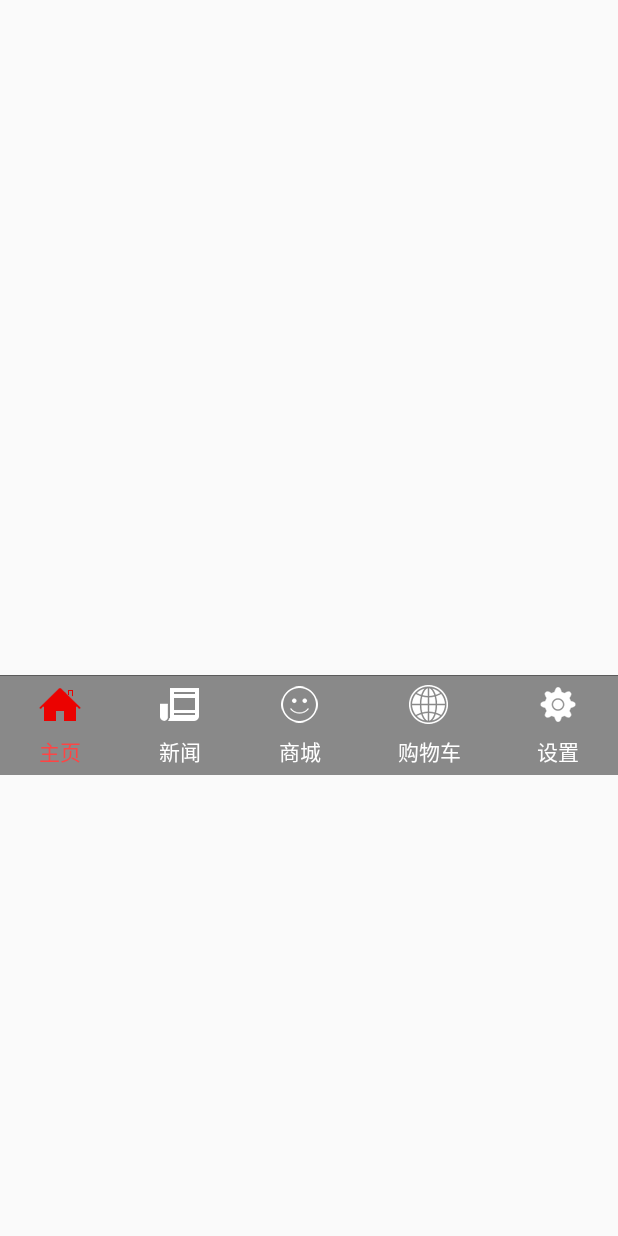
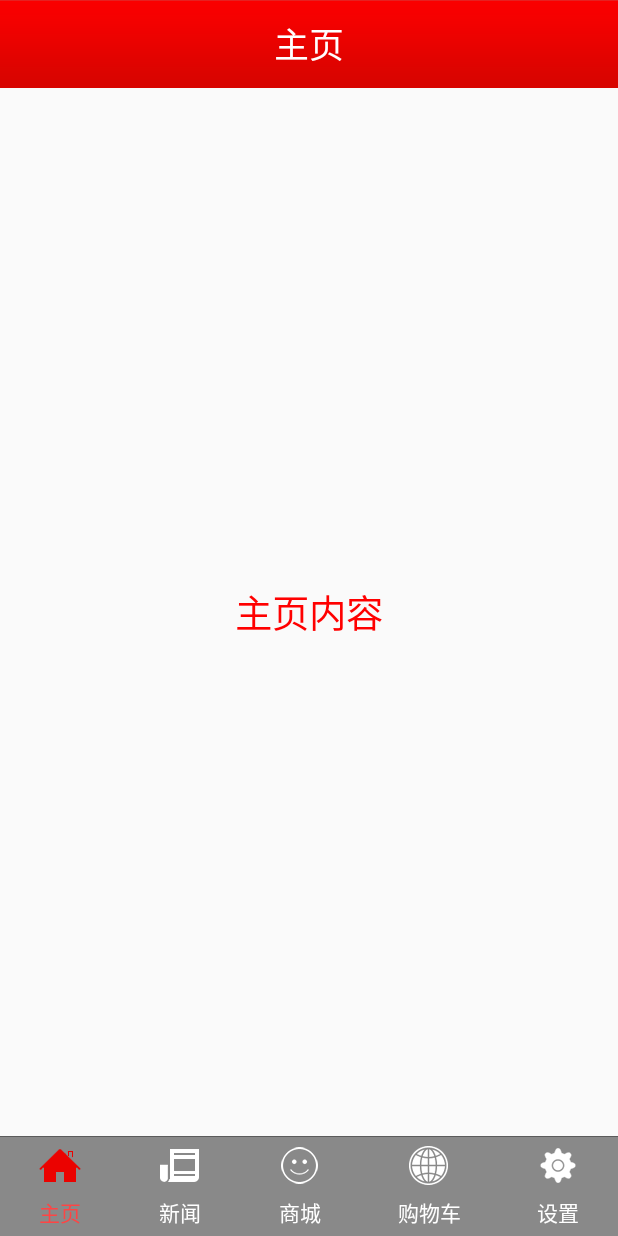
Before and after one commit to wind2048/News, an Android app: the fragment ContentFragment shown on its own in the app's theme, on a phone screen of 412 x 824 dp. Run offline under Robolectric (Android 15) with nearby library versions, the phone set to English and light mode, and no system bars.

Commit message:
初步实现软件整体架构

```diff
--- a/app/src/main/java/com/wind/news/GuideActivity.java
+++ b/app/src/main/java/com/wind/news/GuideActivity.java
@@ -75,10 +75,10 @@ public class GuideActivity extends Activity {
         btn_start_main.setOnClickListener(new View.OnClickListener() {
             @Override
             public void onClick(View v) {
-                //保存曾经进入过主页面
+                //保存曾经进入过新闻中心
                 CacheUtils.putBoolean(GuideActivity.this,MainActivity.START_MAIN,true);
 
-                //跳转到主页面
+                //跳转到新闻中心
                 Intent intent=new Intent(GuideActivity.this,CenterActivity.class);
                 startActivity(intent);
 
--- a/app/src/main/java/com/wind/news/MainActivity.java
+++ b/app/src/main/java/com/wind/news/MainActivity.java
@@ -47,15 +47,15 @@ public class MainActivity extends Activity {
 
         @Override
         public void onAnimationEnd(Animation animation) {
-            //判断是否进入过主页面
+            //判断是否进入过新闻中心
             boolean isStartMain= CacheUtils.getBoolean(MainActivity.this,START_MAIN);
             Intent intent;
             if(isStartMain){
-                //如果进入过主页面，直接进入主页面
+                //如果进入过新闻中心，直接进入新闻中心
                 intent=new Intent(MainActivity.this,CenterActivity.class);
 
             }else {
-                //如果没有进入过主页面，进入引导页面
+                //如果没有进入过新闻中心，进入引导页面
                 intent=new Intent(MainActivity.this,GuideActivity.class);
 
 
--- /dev/null
+++ b/app/src/main/java/com/wind/news/base/BasePager.java
@@ -0,0 +1,40 @@
+package com.wind.news.base;
+
+import android.annotation.SuppressLint;
+import android.content.Context;
+import android.view.View;
+import android.widget.FrameLayout;
+import android.widget.TextView;
+
+import androidx.fragment.app.Fragment;
+
+import com.wind.news.R;
+
+
+public class BasePager {
+    public final Context context;
+    public TextView tv_title;
+    public FrameLayout fl_context;
+    /**
+     * 视图，代表各个不同的页面
+     */
+    public View rootView;
+    public BasePager(Context context){
+        this.context=context;
+        rootView=initView();
+    }
+
+    private View initView() {
+  View view=View.inflate(context,R.layout.base_pager,null);
+  tv_title=view.findViewById(R.id.tv_title);
+  fl_context=view.findViewById(R.id.fl_content);
+        return  view;
+    }
+
+    /**
+     * 绑定数据
+     */
+    public void initData(){
+
+    }
+}
--- a/app/src/main/java/com/wind/news/fragment/ContentFragment.java
+++ b/app/src/main/java/com/wind/news/fragment/ContentFragment.java
@@ -3,21 +3,35 @@ package com.wind.news.fragment;
 import android.graphics.Color;
 import android.view.Gravity;
 import android.view.View;
+import android.view.ViewGroup;
+
 import android.widget.RadioGroup;
 import android.widget.TextView;
 
 
+import androidx.annotation.NonNull;
+import androidx.viewpager.widget.PagerAdapter;
 import androidx.viewpager.widget.ViewPager;
 
 
 import com.wind.news.R;
 import com.wind.news.base.BaseFragment;
+import com.wind.news.base.BasePager;
+import com.wind.news.pager.GovaffairPager;
+import com.wind.news.pager.HomePager;
+import com.wind.news.pager.NewsPager;
+import com.wind.news.pager.SettingPager;
+import com.wind.news.pager.SmartServicePager;
+import com.wind.news.view.NoScrollViewPager;
+
+import java.util.ArrayList;
 
 public class ContentFragment extends BaseFragment {
 
     private TextView textView;
-    private ViewPager viewPager;
+    private NoScrollViewPager viewPager;
     private RadioGroup rg_main;
+    private ArrayList<BasePager> basePagers;
 
     @Override
     public View initView() {
@@ -28,7 +42,97 @@ public class ContentFragment extends BaseFragment {
     }
     public void initData(){
         super.initData();
+        basePagers=new ArrayList<>();
+        basePagers.add(new HomePager(context));
+        basePagers.add(new NewsPager(context));
+        basePagers.add(new SmartServicePager(context));
+        basePagers.add(new GovaffairPager(context));
+        basePagers.add(new SettingPager(context));
 
+
+        //设置viewpager的适配器
+        viewPager.setAdapter(new ContentFragmentAdapter());
+        //设置radiogroup的选中状态的监听
+        rg_main.setOnCheckedChangeListener(new MyOnCheckedChangeListener());
+        //监听页面改变
+        viewPager.addOnPageChangeListener(new MyOnPagerChangeListener());
         rg_main.check(R.id.rb_home);
+        basePagers.get(0).initData();
     }
+    class MyOnPagerChangeListener implements ViewPager.OnPageChangeListener{
+
+        @Override
+        public void onPageScrolled(int position, float positionOffset, int positionOffsetPixels) {
+
+        }
+
+        /**
+         * 当页面被选中回调这个方法
+         * @param position
+         */
+        @Override
+        public void onPageSelected(int position) {
+            basePagers.get(position).initData();
+        }
+
+
+        @Override
+        public void onPageScrollStateChanged(int state) {
+
+        }
+    }
+    class MyOnCheckedChangeListener implements RadioGroup.OnCheckedChangeListener {
+
+        @Override
+        public void onCheckedChanged(RadioGroup group, int checkedId) {
+            switch (checkedId) {
+                case R.id.rb_home:
+                    viewPager.setCurrentItem(0,false);
+                    break;
+                case R.id.rb_newscenter:
+                    viewPager.setCurrentItem(1,false);
+                    break;
+                case R.id.rb_smartservice:
+                    viewPager.setCurrentItem(2, false);
+                    break;
+                case R.id.rb_govaffair:
+                    viewPager.setCurrentItem(3,false);
+                    break;
+                case R.id.rb_setting:
+                    viewPager.setCurrentItem(4,false);
+                    break;
+            }
+        }
+    }
+    class ContentFragmentAdapter extends PagerAdapter{
+
+        @Override
+        public int getCount() {
+            return basePagers.size();
+        }
+
+        @NonNull
+        @Override
+        public Object instantiateItem(@NonNull ViewGroup container, int position) {
+            BasePager basePager=basePagers.get(position);
+            View rootview=basePager.rootView;
+//            basePager.initData();
+            container.addView(rootview);
+
+            return rootview;
+        }
+
+        @Override
+        public void destroyItem(@NonNull ViewGroup container, int position, @NonNull Object object) {
+            container.removeView((View) object);
+        }
+
+        @Override
+        public boolean isViewFromObject(@NonNull View view, @NonNull Object object) {
+            return view==object;
+        }
+
+    }
+
+
 }
--- /dev/null
+++ b/app/src/main/java/com/wind/news/pager/GovaffairPager.java
@@ -0,0 +1,25 @@
+package com.wind.news.pager;
+
+import android.content.Context;
+import android.graphics.Color;
+import android.view.Gravity;
+import android.widget.TextView;
+
+import com.wind.news.base.BasePager;
+
+public class GovaffairPager extends BasePager {
+    public GovaffairPager(Context context) {
+        super(context);
+    }
+    public  void initData(){
+        super.initData();
+        tv_title.setText("政要指南");
+        TextView textView=new TextView(context);
+        textView.setGravity(Gravity.CENTER);
+        textView.setTextColor(Color.RED);
+        textView.setTextSize(25);
+        fl_context.addView(textView);
+        textView.setText("政要指南内容");
+    }
+
+}
--- /dev/null
+++ b/app/src/main/java/com/wind/news/pager/HomePager.java
@@ -0,0 +1,26 @@
+package com.wind.news.pager;
+
+import android.content.Context;
+import android.graphics.Color;
+import android.graphics.drawable.GradientDrawable;
+import android.view.Gravity;
+import android.widget.TextView;
+
+import com.wind.news.base.BasePager;
+
+public class HomePager extends BasePager {
+    public HomePager(Context context) {
+        super(context);
+    }
+    public  void initData(){
+        super.initData();
+        tv_title.setText("主页");
+        TextView textView=new TextView(context);
+        textView.setGravity(Gravity.CENTER);
+        textView.setTextColor(Color.RED);
+        textView.setTextSize(25);
+        fl_context.addView(textView);
+        textView.setText("主页内容");
+    }
+
+}
--- /dev/null
+++ b/app/src/main/java/com/wind/news/pager/NewsPager.java
@@ -0,0 +1,25 @@
+package com.wind.news.pager;
+
+import android.content.Context;
+import android.graphics.Color;
+import android.view.Gravity;
+import android.widget.TextView;
+
+import com.wind.news.base.BasePager;
+
+public class NewsPager extends BasePager {
+    public NewsPager(Context context) {
+        super(context);
+    }
+    public  void initData(){
+        super.initData();
+        tv_title.setText("新闻中心");
+        TextView textView=new TextView(context);
+        textView.setGravity(Gravity.CENTER);
+        textView.setTextColor(Color.RED);
+        textView.setTextSize(25);
+        fl_context.addView(textView);
+        textView.setText("新闻中心内容");
+    }
+
+}
--- /dev/null
+++ b/app/src/main/java/com/wind/news/pager/SettingPager.java
@@ -0,0 +1,25 @@
+package com.wind.news.pager;
+
+import android.content.Context;
+import android.graphics.Color;
+import android.view.Gravity;
+import android.widget.TextView;
+
+import com.wind.news.base.BasePager;
+
+public class SettingPager extends BasePager {
+    public SettingPager(Context context) {
+        super(context);
+    }
+    public  void initData(){
+        super.initData();
+        tv_title.setText("设置中心");
+        TextView textView=new TextView(context);
+        textView.setGravity(Gravity.CENTER);
+        textView.setTextColor(Color.RED);
+        textView.setTextSize(25);
+        fl_context.addView(textView);
+        textView.setText("设置中心内容");
+    }
+
+}
--- /dev/null
+++ b/app/src/main/java/com/wind/news/pager/SmartServicePager.java
@@ -0,0 +1,25 @@
+package com.wind.news.pager;
+
+import android.content.Context;
+import android.graphics.Color;
+import android.view.Gravity;
+import android.widget.TextView;
+
+import com.wind.news.base.BasePager;
+
+public class SmartServicePager extends BasePager {
+    public SmartServicePager(Context context) {
+        super(context);
+    }
+    public  void initData(){
+        super.initData();
+        tv_title.setText("智慧服务");
+        TextView textView=new TextView(context);
+        textView.setGravity(Gravity.CENTER);
+        textView.setTextColor(Color.RED);
+        textView.setTextSize(25);
+        fl_context.addView(textView);
+        textView.setText("智慧服务内容");
+    }
+
+}
--- /dev/null
+++ b/app/src/main/java/com/wind/news/utils/Constant.java
@@ -0,0 +1,4 @@
+package com.wind.news.utils;
+
+public class Constant {
+}
--- /dev/null
+++ b/app/src/main/java/com/wind/news/view/NoScrollViewPager.java
@@ -0,0 +1,36 @@
+package com.wind.news.view;
+
+
+import android.content.Context;
+import android.util.AttributeSet;
+import android.view.MotionEvent;
+
+import androidx.annotation.NonNull;
+import androidx.annotation.Nullable;
+import androidx.viewpager.widget.ViewPager;
+
+/**
+ * 自定义不可以滑动的viewpager
+ */
+public class NoScrollViewPager extends ViewPager{
+    public NoScrollViewPager(@NonNull Context context) {
+        super(context);
+    }
+
+    public NoScrollViewPager(@NonNull Context context, @Nullable AttributeSet attrs) {
+        super(context, attrs);
+    }
+    /**
+     * 重写触摸事件，消费掉
+     * @param ev
+     * @return
+     */
+    @Override
+    public boolean onTouchEvent(MotionEvent ev) {
+        return true;
+    }
+
+
+
+
+}
--- /dev/null
+++ b/app/src/main/res/drawable/btn_cart_selector.xml
@@ -0,0 +1,6 @@
+<?xml version="1.0" encoding="utf-8"?>
+<selector xmlns:android="http://schemas.android.com/apk/res/android">
+    <item android:state_pressed="false" android:drawable="@drawable/shap_cart_normal"/>
+    <item android:state_pressed="true" android:drawable="@drawable/shap_cart_pressed"/>
+
+</selector>
--- /dev/null
+++ b/app/src/main/res/drawable/shap_cart_normal.xml
@@ -0,0 +1,7 @@
+<?xml version="1.0" encoding="utf-8"?>
+<shape xmlns:android="http://schemas.android.com/apk/res/android" android:shape="rectangle">
+    <corners android:radius="2dp"/>
+    <solid android:color="#44000000"/>
+
+
+</shape>
--- /dev/null
+++ b/app/src/main/res/drawable/shap_cart_pressed.xml
@@ -0,0 +1,7 @@
+<?xml version="1.0" encoding="utf-8"?>
+<shape xmlns:android="http://schemas.android.com/apk/res/android" android:shape="rectangle">
+    <corners android:radius="2dp"/>
+    <solid android:color="#77000000"/>
+
+
+</shape>
--- /dev/null
+++ b/app/src/main/res/layout/base_pager.xml
@@ -0,0 +1,15 @@
+<?xml version="1.0" encoding="utf-8"?>
+<LinearLayout xmlns:android="http://schemas.android.com/apk/res/android"
+    android:layout_width="match_parent"
+    android:layout_height="match_parent"
+    android:orientation="vertical">
+
+    <!--标题栏-titlebar-->
+   <include layout="@layout/titlebar"/>
+    <!--各个页面的视图，都是添加到FrameLayout里面，addView-->
+    <FrameLayout
+        android:id="@+id/fl_content"
+        android:layout_width="match_parent"
+        android:layout_height="match_parent"/>
+
+</LinearLayout>
--- a/app/src/main/res/layout/content_fragment.xml
+++ b/app/src/main/res/layout/content_fragment.xml
@@ -4,10 +4,11 @@
     android:layout_height="match_parent"
     android:orientation="vertical">
 
-    <androidx.viewpager.widget.ViewPager
+    <com.wind.news.view.NoScrollViewPager
         android:id="@+id/viewPager"
-        android:layout_width="450dp"
-        android:layout_height="450dp"></androidx.viewpager.widget.ViewPager>
+        android:layout_width="match_parent"
+        android:layout_height="0dp"
+        android:layout_weight="1"></com.wind.news.view.NoScrollViewPager>
 
     <RadioGroup
         android:id="@+id/rg_main"
--- /dev/null
+++ b/app/src/main/res/layout/titlebar.xml
@@ -0,0 +1,82 @@
+<?xml version="1.0" encoding="utf-8"?>
+<RelativeLayout xmlns:android="http://schemas.android.com/apk/res/android"
+    android:layout_width="match_parent"
+    android:layout_height="wrap_content"
+    android:background="@drawable/title_red_bg">
+
+    <TextView
+        android:id="@+id/tv_title"
+        android:layout_width="wrap_content"
+        android:layout_height="wrap_content"
+        android:layout_centerInParent="true"
+        android:text="我是标题"
+        android:textColor="@android:color/white"
+        android:textSize="23sp" />
+
+
+    <ImageButton
+        android:id="@+id/ib_back"
+        android:layout_width="wrap_content"
+        android:layout_height="wrap_content"
+        android:layout_centerVertical="true"
+        android:layout_marginLeft="8dp"
+        android:background="@android:color/transparent"
+        android:src="@drawable/back"
+        android:visibility="gone" />
+
+
+    <LinearLayout
+        android:layout_width="wrap_content"
+        android:layout_height="wrap_content"
+        android:layout_alignParentRight="true"
+        android:layout_centerVertical="true"
+        android:layout_marginRight="8dp"
+        android:orientation="horizontal">
+
+        <ImageButton
+            android:id="@+id/ib_textsize"
+            android:layout_width="wrap_content"
+            android:layout_height="wrap_content"
+            android:layout_centerVertical="true"
+            android:layout_marginLeft="8dp"
+            android:background="@android:color/transparent"
+            android:src="@drawable/icon_textsize"
+            android:visibility="gone" />
+
+        <ImageButton
+            android:id="@+id/ib_share"
+            android:layout_width="wrap_content"
+            android:layout_height="wrap_content"
+            android:layout_centerVertical="true"
+            android:layout_marginLeft="8dp"
+            android:background="@android:color/transparent"
+            android:src="@drawable/icon_share"
+            android:visibility="gone" />
+
+    </LinearLayout>
+
+    <ImageButton
+        android:id="@+id/ib_swich_list_grid"
+        android:layout_width="wrap_content"
+        android:layout_height="wrap_content"
+        android:layout_alignParentRight="true"
+        android:layout_centerVertical="true"
+        android:layout_marginRight="8dp"
+        android:background="@android:color/transparent"
+        android:src="@drawable/icon_pic_grid_type"
+        android:visibility="gone" />
+
+    <Button
+        android:id="@+id/btn_cart"
+        android:layout_width="wrap_content"
+        android:layout_height="wrap_content"
+        android:layout_alignParentRight="true"
+        android:layout_centerVertical="true"
+        android:layout_marginRight="8dp"
+        android:background="@drawable/btn_cart_selector"
+        android:text="编辑"
+        android:textColor="@android:color/white"
+        android:visibility="gone" />
+
+
+</RelativeLayout>
```
